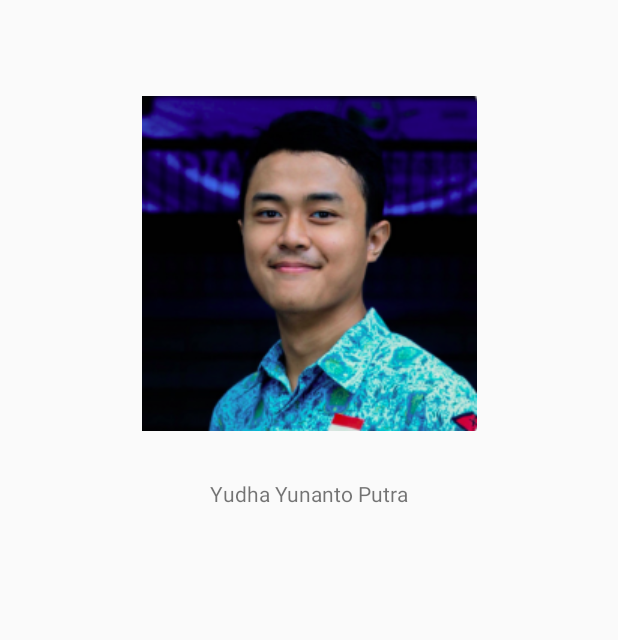
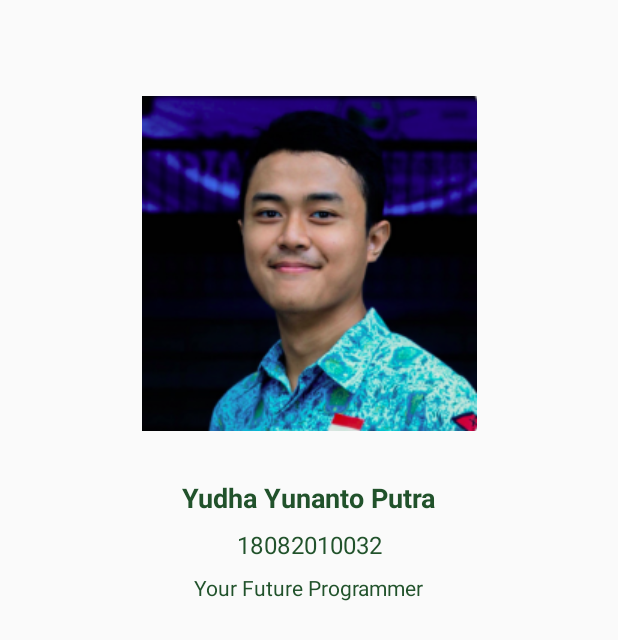
Before and after one commit to yudhayunantop/ProjectUAS, an Android app: the layout activity_about.xml on its own in the app's theme, with its tools: preview values and no code run, on a phone screen of 412 x 824 dp. Shown: the top 640 px of the screen. Run offline under Robolectric (Android 15) with nearby library versions, the phone set to English and light mode, and no system bars.

Commit message:
halaman about

```diff
--- a/app/src/main/res/layout/activity_about.xml
+++ b/app/src/main/res/layout/activity_about.xml
@@ -22,7 +22,35 @@
         android:layout_height="wrap_content"
         android:layout_marginTop="32dp"
         android:text="@string/yudha_yunanto_putra"
+        android:textSize="18sp"
+        android:textStyle="bold"
+        android:textColor="@color/colorPrimaryDark"
         app:layout_constraintEnd_toEndOf="parent"
         app:layout_constraintStart_toStartOf="parent"
         app:layout_constraintTop_toBottomOf="@+id/imageView" />
+
+    <TextView
+        android:id="@+id/textView4"
+        android:layout_width="wrap_content"
+        android:layout_height="wrap_content"
+        android:layout_marginTop="8dp"
+        android:text="18082010032"
+        android:textColor="@color/colorPrimaryDark"
+        android:textSize="16sp"
+        app:layout_constraintEnd_toEndOf="parent"
+        app:layout_constraintStart_toStartOf="parent"
+        app:layout_constraintTop_toBottomOf="@+id/textView" />
+
+    <TextView
+        android:id="@+id/textView7"
+        android:layout_width="wrap_content"
+        android:layout_height="wrap_content"
+        android:layout_marginTop="8dp"
+        android:text="Your Future Programmer"
+        android:textColor="@color/colorPrimaryDark"
+        app:layout_constraintEnd_toEndOf="parent"
+        app:layout_constraintStart_toStartOf="parent"
+        app:layout_constraintTop_toBottomOf="@+id/textView4" />
+
+
 </androidx.constraintlayout.widget.ConstraintLayout>
```
